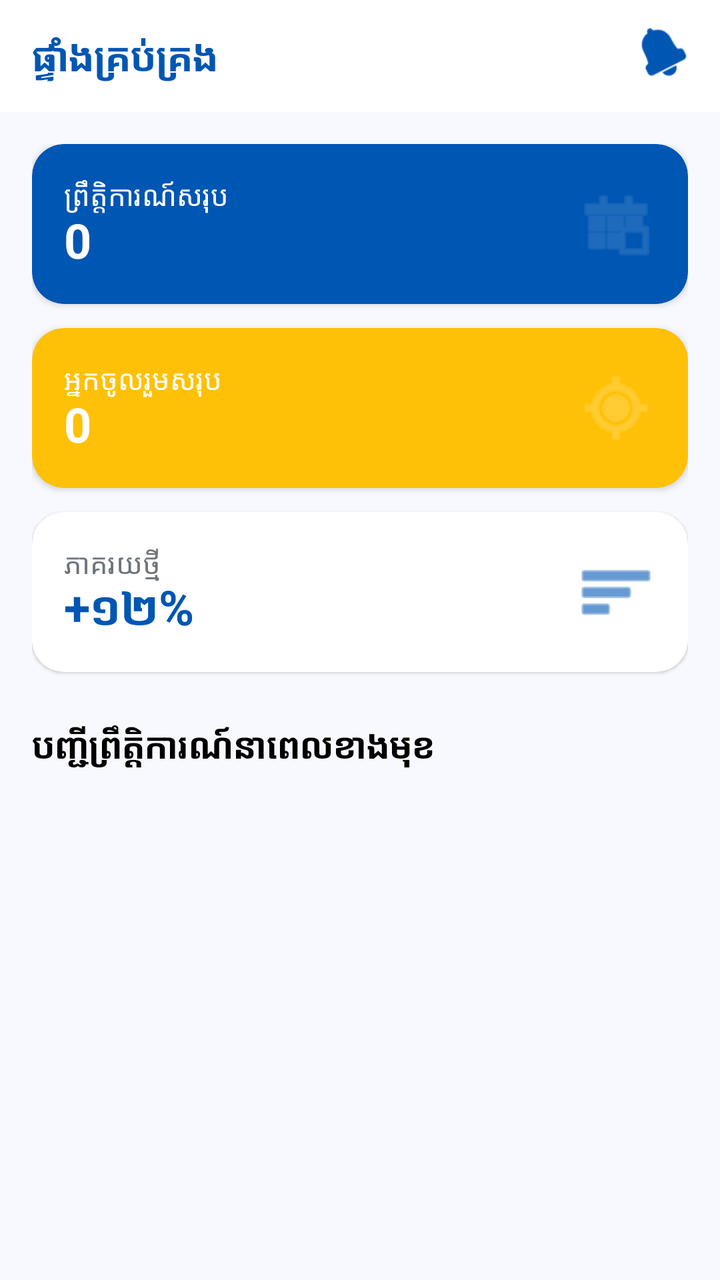
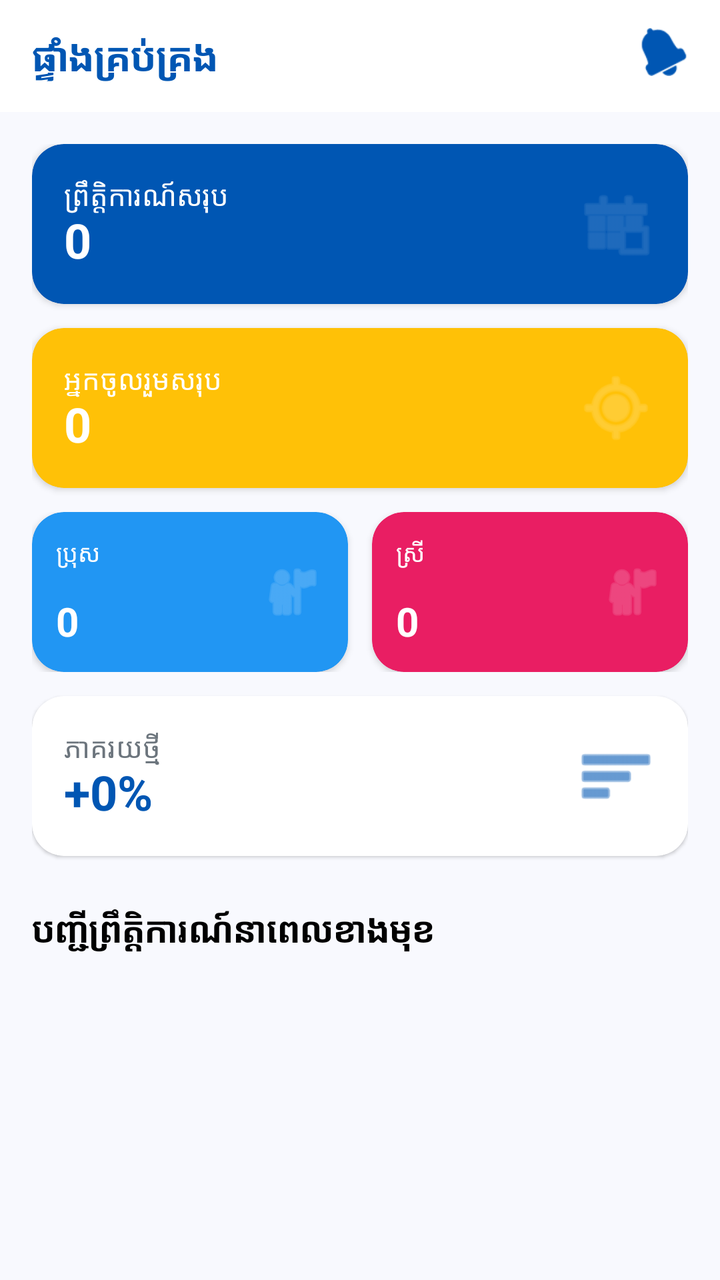

Screens rendered from an Android XML layout before and after an edit, with the pre-edit source and the edit as a unified diff.
<!-- AndroidManifest.xml: application theme Theme.AcademicPulse -->
<!-- res/layout/fragment_dashboard.xml -->
<?xml version="1.0" encoding="utf-8"?>
<androidx.coordinatorlayout.widget.CoordinatorLayout xmlns:android="http://schemas.android.com/apk/res/android"
    xmlns:app="http://schemas.android.com/apk/res-auto"
    android:layout_width="match_parent"
    android:layout_height="match_parent"
    android:background="#F8F9FE">

    <com.google.android.material.appbar.AppBarLayout
        android:layout_width="match_parent"
        android:layout_height="wrap_content"
        android:background="@color/white"
        app:elevation="0dp">

        <androidx.appcompat.widget.Toolbar
            android:id="@+id/toolbar"
            android:layout_width="match_parent"
            android:layout_height="?attr/actionBarSize">
            <RelativeLayout
                android:layout_width="match_parent"
                android:layout_height="wrap_content"
                android:layout_marginEnd="16dp">
                <TextView
                    android:layout_width="wrap_content"
                    android:layout_height="wrap_content"
                    android:text="@string/dashboard"
                    android:textColor="@color/primary_blue"
                    android:textSize="20sp"
                    android:textStyle="bold" />
                <ImageView
                    android:id="@+id/iv_notifications"
                    android:layout_width="24dp"
                    android:layout_height="24dp"
                    android:layout_alignParentEnd="true"
                    android:src="@android:drawable/ic_popup_reminder"
                    android:contentDescription="@string/notifications"
                    app:tint="@color/primary_blue" />
            </RelativeLayout>
        </androidx.appcompat.widget.Toolbar>
    </com.google.android.material.appbar.AppBarLayout>

    <androidx.core.widget.NestedScrollView
        android:layout_width="match_parent"
        android:layout_height="match_parent"
        app:layout_behavior="@string/appbar_scrolling_view_behavior">

        <LinearLayout
            android:layout_width="match_parent"
            android:layout_height="wrap_content"
            android:orientation="vertical"
            android:padding="16dp">

            <androidx.cardview.widget.CardView
                android:layout_width="match_parent"
                android:layout_height="80dp"
                app:cardBackgroundColor="@color/primary_blue"
                app:cardCornerRadius="16dp"
                app:cardElevation="2dp">
                <RelativeLayout
                    android:layout_width="match_parent"
                    android:layout_height="match_parent"
                    android:padding="16dp">
                    <TextView
                        android:layout_width="wrap_content"
                        android:layout_height="wrap_content"
                        android:text="ព្រឹត្តិការណ៍សរុប"
                        android:textColor="@color/white"
                        android:textSize="14sp" />
                    <TextView
                        android:id="@+id/tv_total_events"
                        android:layout_width="wrap_content"
                        android:layout_height="wrap_content"
                        android:layout_alignParentBottom="true"
                        android:text="0"
                        android:textColor="@color/white"
                        android:textSize="24sp"
                        android:textStyle="bold" />
                    <ImageView
                        android:layout_width="40dp"
                        android:layout_height="40dp"
                        android:layout_alignParentEnd="true"
                        android:layout_centerVertical="true"
                        android:alpha="0.2"
                        android:src="@android:drawable/ic_menu_today"
                        app:tint="@color/white" />
                </RelativeLayout>
            </androidx.cardview.widget.CardView>

            <androidx.cardview.widget.CardView
                android:layout_width="match_parent"
                android:layout_height="80dp"
                android:layout_marginTop="12dp"
                app:cardBackgroundColor="@color/accent_yellow"
                app:cardCornerRadius="16dp"
                app:cardElevation="2dp">
                <RelativeLayout
                    android:layout_width="match_parent"
                    android:layout_height="match_parent"
                    android:padding="16dp">
                    <TextView
                        android:layout_width="wrap_content"
                        android:layout_height="wrap_content"
                        android:text="អ្នកចូលរួមសរុប"
                        android:textColor="@color/white"
                        android:textSize="14sp" />
                    <TextView
                        android:id="@+id/tv_total_participants"
                        android:layout_width="wrap_content"
                        android:layout_height="wrap_content"
                        android:layout_alignParentBottom="true"
                        android:text="0"
                        android:textColor="@color/white"
                        android:textSize="24sp"
                        android:textStyle="bold" />
                    <ImageView
                        android:layout_width="40dp"
                        android:layout_height="40dp"
                        android:layout_alignParentEnd="true"
                        android:layout_centerVertical="true"
                        android:alpha="0.3"
                        android:src="@android:drawable/ic_menu_mylocation"
                        app:tint="@color/white" />
                </RelativeLayout>
            </androidx.cardview.widget.CardView>

            <androidx.cardview.widget.CardView
                android:layout_width="match_parent"
                android:layout_height="80dp"
                android:layout_marginTop="12dp"
                app:cardBackgroundColor="@color/white"
                app:cardCornerRadius="16dp"
                app:cardElevation="1dp">
                <RelativeLayout
                    android:layout_width="match_parent"
                    android:layout_height="match_parent"
                    android:padding="16dp">
                    <TextView
                        android:layout_width="wrap_content"
                        android:layout_height="wrap_content"
                        android:text="ភាគរយថ្មី"
                        android:textColor="@color/text_grey"
                        android:textSize="14sp" />
                    <TextView
                        android:layout_width="wrap_content"
                        android:layout_height="wrap_content"
                        android:layout_alignParentBottom="true"
                        android:text="+១២%"
                        android:textColor="@color/primary_blue"
                        android:textSize="24sp"
                        android:textStyle="bold" />
                    <ImageView
                        android:layout_width="40dp"
                        android:layout_height="40dp"
                        android:layout_alignParentEnd="true"
                        android:layout_centerVertical="true"
                        android:src="@android:drawable/ic_menu_sort_by_size"
                        app:tint="@color/primary_blue" />
                </RelativeLayout>
            </androidx.cardview.widget.CardView>

            <TextView
                android:layout_width="wrap_content"
                android:layout_height="wrap_content"
                android:layout_marginTop="24dp"
                android:text="បញ្ជីព្រឹត្តិការណ៍នាពេលខាងមុខ"
                android:textColor="@color/black"
                android:textSize="18sp"
                android:textStyle="bold" />

            <androidx.recyclerview.widget.RecyclerView
                android:id="@+id/rv_dashboard_events"
                android:layout_width="match_parent"
                android:layout_height="wrap_content"
                android:layout_marginTop="16dp"
                android:nestedScrollingEnabled="false" />

        </LinearLayout>
    </androidx.core.widget.NestedScrollView>

</androidx.coordinatorlayout.widget.CoordinatorLayout>
<!-- resources referenced by this layout -->
<resources>
  <color name="accent_yellow">#FFC107</color>
  <color name="black">#000000</color>
  <color name="primary_blue">#0056B3</color>
  <color name="text_grey">#6C757D</color>
  <color name="white">#FFFFFF</color>
  <string name="dashboard">ផ្ទាំងគ្រប់គ្រង</string>
  <string name="notifications">ការជូនដំណឹង</string>
  <style name="Theme.AcademicPulse" parent="Theme.MaterialComponents.Light.NoActionBar">
          
          <item name="colorPrimary">@color/primary_blue</item>
          <item name="colorPrimaryVariant">@color/primary_blue</item>
          <item name="colorOnPrimary">@color/white</item>
          
          <item name="colorSecondary">@color/accent_yellow</item>
          <item name="colorSecondaryVariant">@color/accent_yellow</item>
          <item name="colorOnSecondary">@color/black</item>
          
          <item name="android:statusBarColor">@color/primary_blue</item>
          <item name="android:windowLightStatusBar" tools:targetApi="m">false</item>
      </style>
</resources>

<!-- the commit's change to res/layout/fragment_dashboard.xml (unified diff, before → after) -->
@@ -122,6 +122,89 @@
                 </RelativeLayout>
             </androidx.cardview.widget.CardView>
 
+            <LinearLayout
+                android:layout_width="match_parent"
+                android:layout_height="wrap_content"
+                android:layout_marginTop="12dp"
+                android:orientation="horizontal">
+
+                <androidx.cardview.widget.CardView
+                    android:layout_width="0dp"
+                    android:layout_height="80dp"
+                    android:layout_weight="1"
+                    android:layout_marginEnd="6dp"
+                    app:cardBackgroundColor="#2196F3"
+                    app:cardCornerRadius="16dp"
+                    app:cardElevation="2dp">
+                    <RelativeLayout
+                        android:layout_width="match_parent"
+                        android:layout_height="match_parent"
+                        android:padding="12dp">
+                        <TextView
+                            android:layout_width="wrap_content"
+                            android:layout_height="wrap_content"
+                            android:text="ប្រុស"
+                            android:textColor="@color/white"
+                            android:textSize="12sp" />
+                        <TextView
+                            android:id="@+id/tv_male_count"
+                            android:layout_width="wrap_content"
+                            android:layout_height="wrap_content"
+                            android:layout_alignParentBottom="true"
+                            android:text="0"
+                            android:textColor="@color/white"
+                            android:textSize="20sp"
+                            android:textStyle="bold" />
+                        <ImageView
+                            android:layout_width="32dp"
+                            android:layout_height="32dp"
+                            android:layout_alignParentEnd="true"
+                            android:layout_centerVertical="true"
+                            android:alpha="0.3"
+                            android:src="@android:drawable/ic_menu_myplaces"
+                            app:tint="@color/white" />
+                    </RelativeLayout>
+                </androidx.cardview.widget.CardView>
+
+                <androidx.cardview.widget.CardView
+                    android:layout_width="0dp"
+                    android:layout_height="80dp"
+                    android:layout_weight="1"
+                    android:layout_marginStart="6dp"
+                    app:cardBackgroundColor="#E91E63"
+                    app:cardCornerRadius="16dp"
+                    app:cardElevation="2dp">
+                    <RelativeLayout
+                        android:layout_width="match_parent"
+                        android:layout_height="match_parent"
+                        android:padding="12dp">
+                        <TextView
+                            android:layout_width="wrap_content"
+                            android:layout_height="wrap_content"
+                            android:text="ស្រី"
+                            android:textColor="@color/white"
+                            android:textSize="12sp" />
+                        <TextView
+                            android:id="@+id/tv_female_count"
+                            android:layout_width="wrap_content"
+                            android:layout_height="wrap_content"
+                            android:layout_alignParentBottom="true"
+                            android:text="0"
+                            android:textColor="@color/white"
+                            android:textSize="20sp"
+                            android:textStyle="bold" />
+                        <ImageView
+                            android:layout_width="32dp"
+                            android:layout_height="32dp"
+                            android:layout_alignParentEnd="true"
+                            android:layout_centerVertical="true"
+                            android:alpha="0.3"
+                            android:src="@android:drawable/ic_menu_myplaces"
+                            app:tint="@color/white" />
+                    </RelativeLayout>
+                </androidx.cardview.widget.CardView>
+            </LinearLayout>
+
             <androidx.cardview.widget.CardView
                 android:layout_width="match_parent"
                 android:layout_height="80dp"
@@ -140,10 +223,11 @@
                         android:textColor="@color/text_grey"
                         android:textSize="14sp" />
                     <TextView
+                        android:id="@+id/tv_new_percentage"
                         android:layout_width="wrap_content"
                         android:layout_height="wrap_content"
                         android:layout_alignParentBottom="true"
-                        android:text="+១២%"
+                        android:text="+0%"
                         android:textColor="@color/primary_blue"
                         android:textSize="24sp"
                         android:textStyle="bold" />
